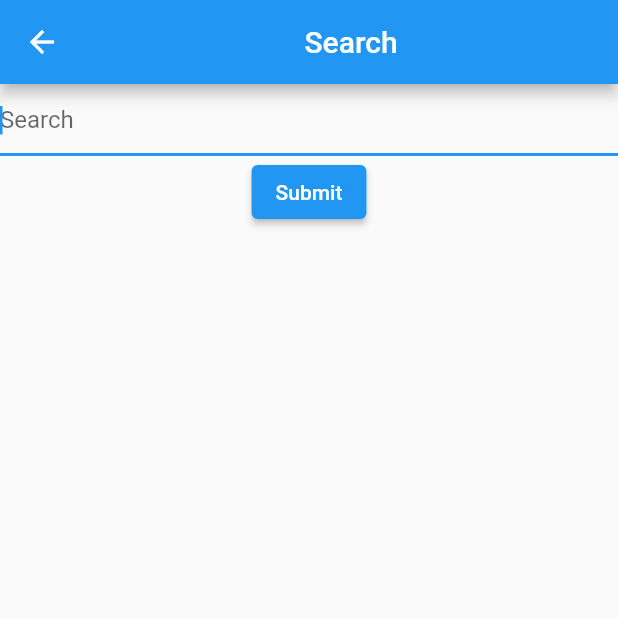
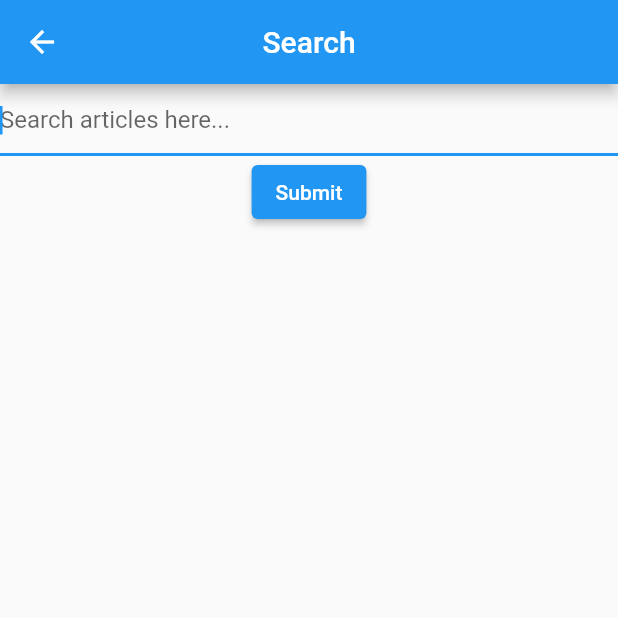
Before and after one commit to Ameer-Fares/NY-News-Flutter, a Flutter app: the screen it shows after launch, after a tap on "Search Articles", on a phone screen of 412 x 824 dp, the top half of it. Run offline on Flutter 3.47's test engine with Material 2 defaults, Android fonts, the phone set to English and light mode, and no system bars; our stand-ins replace rxdart, sqflite; accounts and stored records are empty.

Commit message:
Support Offline Usage of the app Improve the UI elements look/structure

```diff
--- a/lib/main.dart
+++ b/lib/main.dart
@@ -16,7 +16,7 @@ class MyApp extends StatelessWidget {
         debugShowCheckedModeBanner: false,
         title: 'NYT',
         theme: ThemeData(
-          primarySwatch: Colors.blue,
+          primarySwatch: Colors.blue
         ),
         onGenerateRoute: routes,
       ),
--- a/lib/screens/HomePage.dart
+++ b/lib/screens/HomePage.dart
@@ -2,12 +2,14 @@ import 'package:flutter/material.dart';
 import 'package:ny_news_flutter/screens/SearchPage.dart';
 import 'package:ny_news_flutter/src/blocs/articles_bloc.dart';
 import 'package:ny_news_flutter/src/blocs/articles_provider.dart';
+import 'package:ny_news_flutter/widgets/home_list_title.dart';
 
 class HomePage extends StatelessWidget {
   HomePage({Key? key, required this.title}) : super(key: key);
   final String title;
   final menuItems = ['Most Viewed', 'Most Shared', 'Most Emailed'];
   late ArticlesBloc bloc;
+
   @override
   Widget build(BuildContext context) {
     bloc = ArticlesProvider.of(context);
@@ -20,38 +22,30 @@ class HomePage extends StatelessWidget {
         body: ListView(
           children: [
             Container(height: 70),
-            Text(
-              'Search',
-              style: TextStyle(fontWeight: FontWeight.bold, fontSize: 18),
+            Padding(
+              padding: const EdgeInsets.all(8.0),
+              child: Text(
+                'Search',
+                style: TextStyle(fontWeight: FontWeight.bold, fontSize: 20),
+              ),
             ),
-            ListTile(
-                title: Text('Search Articles'),
-                trailing: Icon(Icons.navigate_next),
-                onTap: () => Navigator.pushNamed(context, '/search')),
+            HomeListTitle(title: 'Search Articles', path: '/search'),
             Container(
               height: 40,
             ),
-            Text(
-              'Popular',
-              style: TextStyle(fontWeight: FontWeight.bold, fontSize: 18),
+            Padding(
+              padding: const EdgeInsets.all(8.0),
+              child: Text(
+                'Popular',
+                style: TextStyle(fontWeight: FontWeight.bold, fontSize: 20),
+              ),
             ),
-            ListView.separated(
-              separatorBuilder: (context, index) {
-                return Divider(
-                  color: Colors.black,
-                );
-              },
+            ListView.builder(
               shrinkWrap: true,
               itemCount: menuItems.length,
               itemBuilder: (context, index) {
-                return ListTile(
-                  title: Text(menuItems[index]),
-                  trailing: Icon(Icons.navigate_next),
-                  onTap: () {
-                    bloc.fetchPopular(menuItems[index],'1');
-                    Navigator.pushNamed(context, '/articleslist');
-                  },
-                );
+                return HomeListTitle(
+                    title: menuItems[index], path: '/articleslist');
               },
             )
           ],
--- a/lib/screens/SearchPage.dart
+++ b/lib/screens/SearchPage.dart
@@ -20,16 +20,15 @@ class _SearchPageState extends State<SearchPage> {
   Widget build(BuildContext context) {
     return Scaffold(
       appBar: AppBar(
-        title: Center(
-          child: Text('Search'),
-        ),
+        centerTitle: true,
+        title: Text('Search'),
       ),
       body: Column(
         children: [
           TextField(
             autofocus: true,
             onChanged: (value) => changeText(value),
-            decoration: InputDecoration(hintText: 'Search'),
+            decoration: InputDecoration(hintText: 'Search articles here...'),
           ),
           ElevatedButton(
             child: Text('Submit'),
--- a/lib/src/resources/articles_api_provider.dart
+++ b/lib/src/resources/articles_api_provider.dart
@@ -36,8 +36,8 @@ class ArticlesApiProvider implements Source {
   Future<List<Article>> fetchPopular(String articlesType, String period) async {
     List<Article> articles = new List.empty(growable: true);
     Map<String, String> parameters = {'api-key': API_KEY};
-    Uri uri =
-        Uri.https(_baseurl, '/svc/mostpopular/v2/$articlesType/$period.json', parameters);
+    Uri uri = Uri.https(
+        _baseurl, '/svc/mostpopular/v2/$articlesType/$period.json', parameters);
 
     try {
       var response = await http.get(uri);
@@ -47,10 +47,10 @@ class ArticlesApiProvider implements Source {
       List<dynamic> dataList = data['results'];
 
       dataList.forEach((element) {
-        articles.add(Article.fromJson(element));
+        articles.add(Article.fromJson(element, articlesType));
       });
     } catch (err) {
-      throw err.toString();
+      print(err.toString());
     }
 
     return articles;
--- a/lib/src/resources/articles_db_provider.dart
+++ b/lib/src/resources/articles_db_provider.dart
@@ -1,20 +1,80 @@
 import 'package:ny_news_flutter/src/models/article.dart';
 import 'package:ny_news_flutter/src/resources/Repository.dart';
+import 'package:path_provider/path_provider.dart';
+import 'package:sqflite/sqflite.dart';
+import 'dart:io';
+import 'package:path/path.dart';
 
 class ArticlesDbProvider implements Source, Cache {
+  late Database db;
+  final String ARTICLE_TABLE_NAME = 'articles';
 
+  ArticlesDbProvider() {
+    init();
+  }
+
+  void init() async {
+    Directory directory = await getApplicationDocumentsDirectory();
+    final path = join(directory.path, "nyt.db");
+    db = await openDatabase(
+      path,
+      version: 1,
+      onCreate: (Database newDb, int version) {
+        newDb.execute("""
+            CREATE TABLE $ARTICLE_TABLE_NAME
+            (
+              id INTEGER PRIMARY KEY AUTOINCREMENT NOT NULL,
+              type TEXT,
+              title TEXT,
+              pub_date TEXT
+            )
+            """);
+      },
+    );
+  }
+
+  @override
+  Future<int> addArticle(Article article) {
+    return db.insert(
+      ARTICLE_TABLE_NAME,
+      article.toMap(),
+      conflictAlgorithm: ConflictAlgorithm.ignore,
+    );
+  }
 
   @override
   Future<List<Article>> searchArticles(String searchQuery) async {
     List<Article> articles = new List.empty(growable: true);
+    final maps = await db.rawQuery(
+        'SELECT * FROM $ARTICLE_TABLE_NAME WHERE title LIKE $searchQuery');
 
+    if (maps.length > 0) {
+      maps.forEach((element) {
+        articles.add(Article.fromDb(element));
+      });
+    }
     return articles;
   }
 
   @override
-  Future<List<Article>> fetchPopular(String articalType, String period) async {
+  Future<List<Article>> fetchPopular(String articleType, String period) async {
     List<Article> articles = new List.empty(growable: true);
+    final maps = await db.query(
+      ARTICLE_TABLE_NAME,
+      columns: null,
+      where: "type =?",
+      whereArgs: [articleType],
+    );
 
+    if (maps.length > 0) {
+      maps.forEach((element) {
+        articles.add(Article.fromDb(element));
+      });
+    }
     return articles;
   }
+
+  Future<int> clear() {
+    return db.delete(ARTICLE_TABLE_NAME);
+  }
 }
--- /dev/null
+++ b/lib/widgets/home_list_title.dart
@@ -0,0 +1,36 @@
+import 'package:flutter/cupertino.dart';
+import 'package:flutter/material.dart';
+import 'package:ny_news_flutter/src/blocs/articles_provider.dart';
+
+class HomeListTitle extends StatelessWidget {
+  late String title;
+  late String path;
+
+  HomeListTitle({required this.title, required this.path});
+
+  @override
+  Widget build(BuildContext context) {
+    return Padding(
+      padding: const EdgeInsets.only(top: 8.0, left: 8.0, right: 8.0),
+      child: Card(
+        elevation: 5,
+        shape: RoundedRectangleBorder(
+            side: BorderSide(color: Colors.black, width: 0.1),
+            borderRadius: BorderRadius.circular(10)),
+        child: ListTile(
+            title: Text(
+              title,
+              style: TextStyle(fontWeight: FontWeight.w500),
+            ),
+            trailing: Icon(Icons.navigate_next),
+            onTap: () {
+              if (path.contains('articleslist')) {
+                var bloc = ArticlesProvider.of(context);
+                bloc.fetchPopular(title, '1');
+              }
+              Navigator.pushNamed(context, path);
+            }),
+      ),
+    );
+  }
+}
--- a/pubspec.yaml
+++ b/pubspec.yaml
@@ -28,6 +28,10 @@ dependencies:
   # The following adds the Cupertino Icons font to your application.
   # Use with the CupertinoIcons class for iOS style icons.
   cupertino_icons: ^1.0.2
+
+  #sqlite packages for local storage
+  sqflite: ^2.0.0+4
+  path_provider: ^2.0.2
 
   # Http Requests
   http: ^0.13.3
```
Also changed, not shown: lib/screens/ArticlesPage.dart (+7 -6 lines), lib/src/models/article.dart (+13 -2 lines), lib/src/resources/Repository.dart (+14 -12 lines), lib/widgets/article_list_title.dart (added, +24 -0 lines), pubspec.lock.
